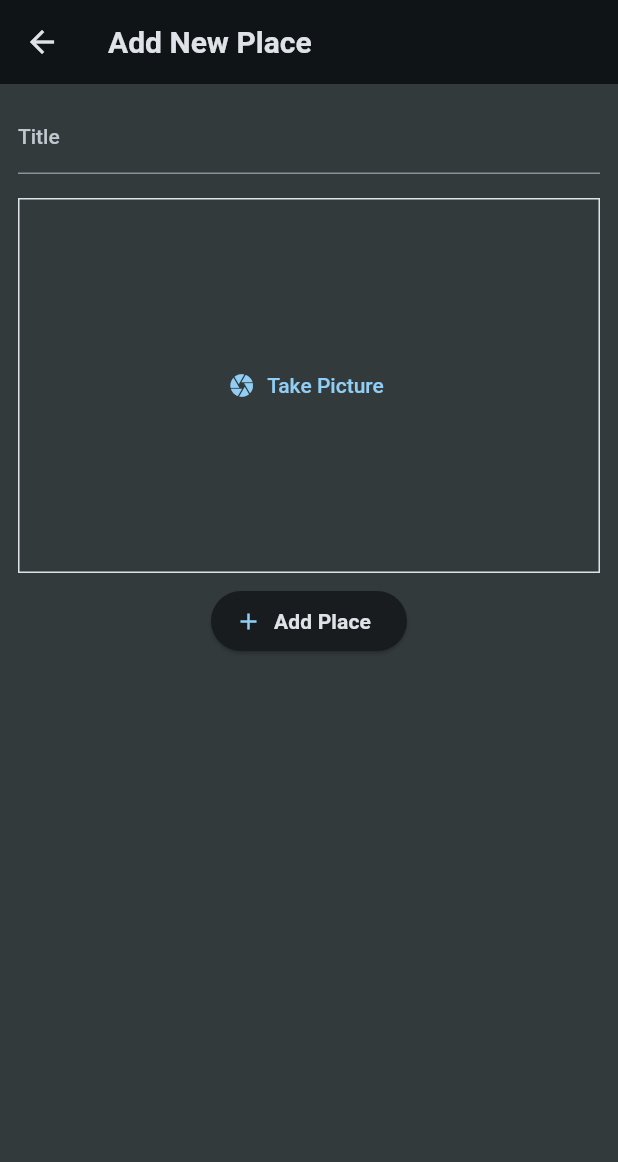
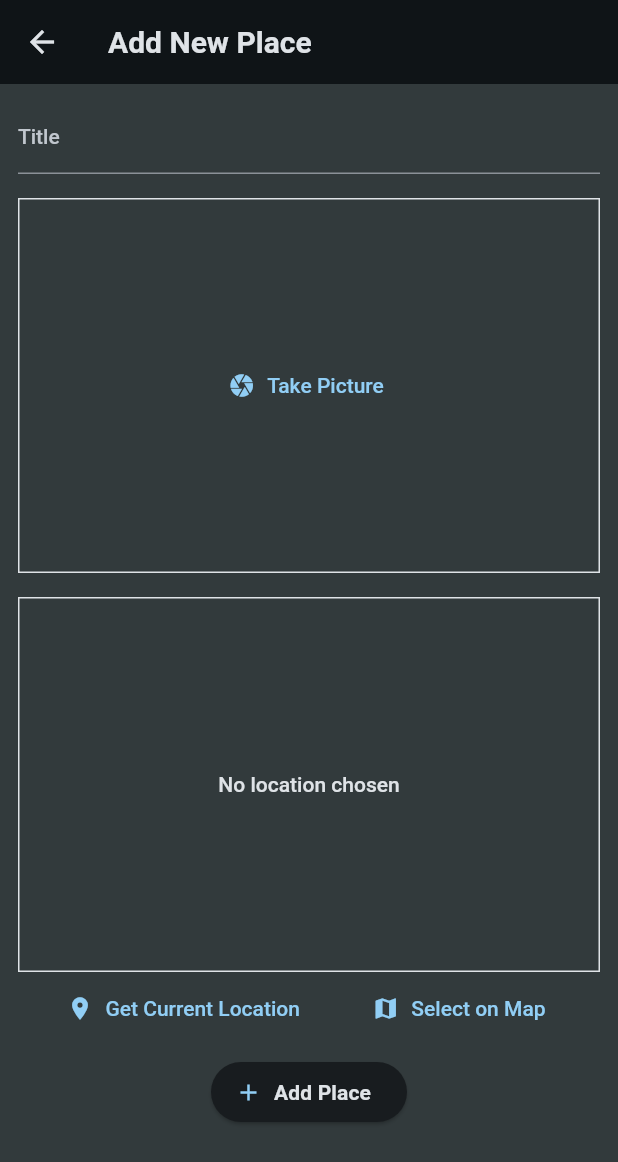
Before and after one commit to MahendraCandi/Favourite-Place-Flutter, a Flutter app: the AddPlace screen opened directly, on a phone screen of 412 x 824 dp. Shown: the top 1162 px of the screen. Run offline on Flutter 3.47's test engine with Material 2 defaults, Android fonts, the phone set to English and light mode, and no system bars; our stand-ins replace flutter_riverpod, google_fonts, image_picker, location.

Commit message:
add location input

```diff
--- a/lib/screens/add_place.dart
+++ b/lib/screens/add_place.dart
@@ -2,6 +2,7 @@ import 'dart:io';
 
 import 'package:favourite_place/models/place_model.dart';
 import 'package:favourite_place/widgets/image_input.dart';
+import 'package:favourite_place/widgets/location_input.dart';
 import 'package:flutter/material.dart';
 import 'package:flutter_riverpod/flutter_riverpod.dart';
 import 'package:uuid/uuid.dart';
@@ -47,6 +48,8 @@ class _AddPlaceState extends ConsumerState<AddPlace> {
               ),
               const SizedBox(height: 16),
               ImageInput(onPickImage: _onPickImage),
+              const SizedBox(height: 16),
+              const LocationInput(),
               const SizedBox(height: 8),
               ElevatedButton.icon(
                 icon: const Icon(Icons.add),
--- /dev/null
+++ b/lib/widgets/location_input.dart
@@ -0,0 +1,96 @@
+import 'package:flutter/material.dart';
+import 'package:location/location.dart';
+
+class LocationInput extends StatefulWidget {
+  const LocationInput({super.key});
+
+  @override
+  State<LocationInput> createState() {
+    return _LocationInputState();
+  }
+
+}
+
+class _LocationInputState extends State<LocationInput> {
+  var _isProcessingLocation = false;
+
+  @override
+  Widget build(BuildContext context) {
+
+
+    return Column(
+      children: [
+        Container(
+          height: 250,
+          width: double.infinity,
+          alignment: Alignment.center,
+          decoration: BoxDecoration(
+            border: Border.all(width: 1, color: Theme.of(context).colorScheme.onBackground),
+          ),
+          child: _isProcessingLocation ? const CircularProgressIndicator() : _showNoLocationChosen(context),
+        ),
+        Row(
+          mainAxisAlignment: MainAxisAlignment.spaceEvenly,
+          children: [
+            TextButton.icon(
+              icon: const Icon(Icons.location_on),
+              label: const Text("Get Current Location"),
+              onPressed: _isProcessingLocation ? null : _getCurrentLocation,
+            ),
+            TextButton.icon(
+              icon: const Icon(Icons.map),
+              label: const Text("Select on Map"),
+              onPressed: _isProcessingLocation ? null : () {},
+            ),
+          ],
+        ),
+      ],
+    );
+  }
+
+  Text _showNoLocationChosen(BuildContext context) {
+    return Text(
+      "No location chosen",
+      textAlign: TextAlign.center,
+      style: Theme.of(context).textTheme.bodyLarge!
+          .copyWith(color: Theme.of(context).colorScheme.onBackground),
+    );
+  }
+
+  void _getCurrentLocation() async {
+    Location location = Location();
+
+    bool serviceEnabled;
+    PermissionStatus permissionGranted;
+    LocationData locationData;
+
+    serviceEnabled = await location.serviceEnabled();
+    if (!serviceEnabled) {
+      serviceEnabled = await location.requestService();
+      if (!serviceEnabled) {
+        return;
+      }
+    }
+
+    permissionGranted = await location.hasPermission();
+    if (permissionGranted == PermissionStatus.denied) {
+      permissionGranted = await location.requestPermission();
+      if (permissionGranted != PermissionStatus.granted) {
+        return;
+      }
+    }
+
+    setState(() {
+      _isProcessingLocation = true;
+    });
+
+    locationData = await location.getLocation();
+
+    setState(() {
+      _isProcessingLocation = false;
+    });
+
+    print("Latitude: ${locationData.latitude} longitude: ${locationData.longitude}");
+  }
+
+}
--- a/pubspec.yaml
+++ b/pubspec.yaml
@@ -39,7 +39,7 @@ dependencies:
   flutter_riverpod: ^2.3.6
   uuid: ^3.0.7
   image_picker: ^1.0.0
-  location: ^4.4.0
+  location: ^5.0.0
 
 dev_dependencies:
   flutter_test:
```
